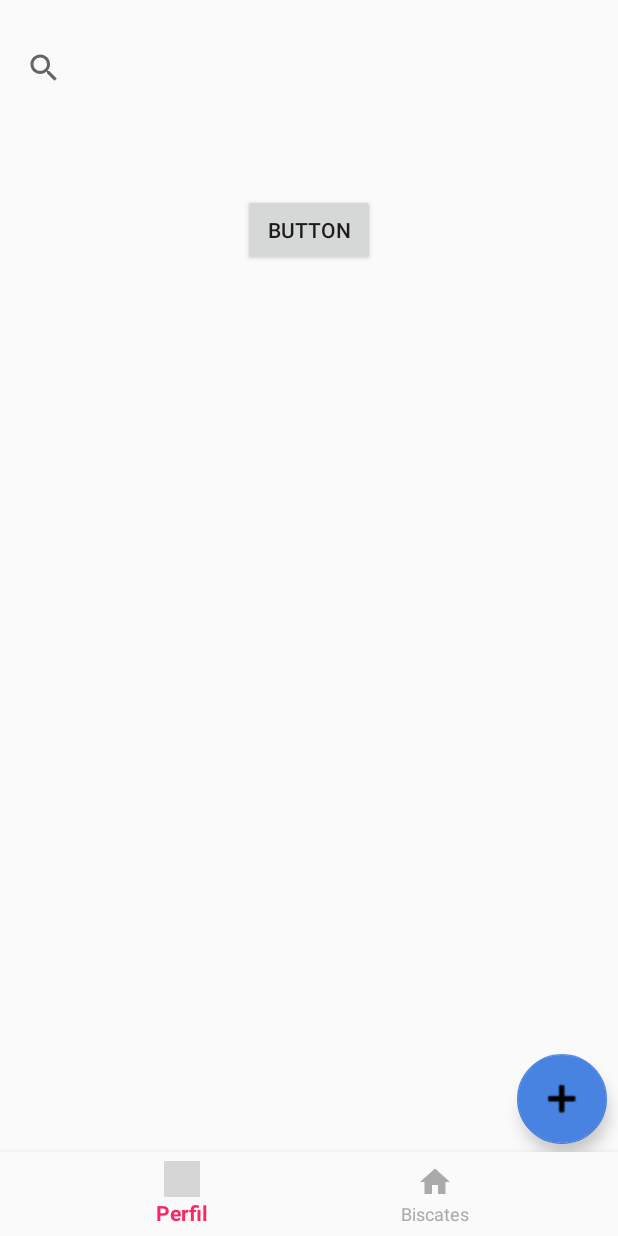
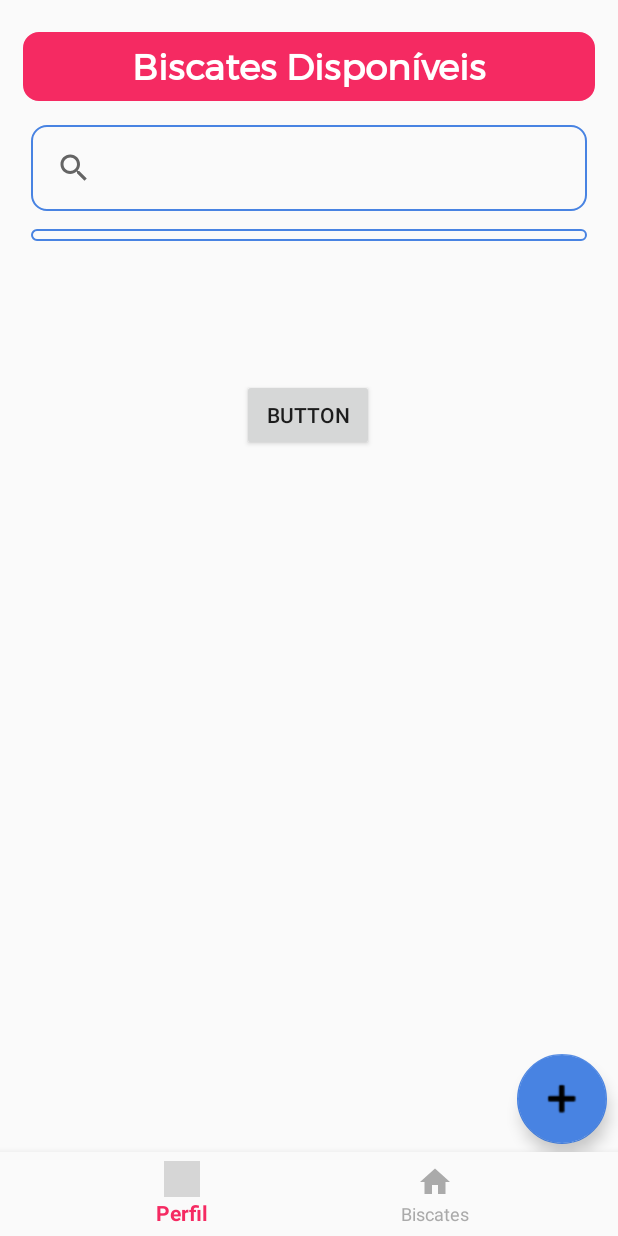
Before and after one commit to Diaj3/Biscates_AndroidApp, an Android app: the screen it shows after launch once a user with an empty profile is signed in (BiscatesActivity), on a phone screen of 412 x 824 dp. Run offline under Robolectric (Android 15) with nearby library versions, the phone set to English and light mode, and no system bars; our stand-ins replace Firebase (no records; nobody signed in at launch, a user with empty details on screens opened directly); Roboto replaces fonts that are not available here; grey boxes are pictures that could not be loaded.

Commit message:
Done4Today

```diff
--- a/app/src/main/res/layout/activity_biscates.xml
+++ b/app/src/main/res/layout/activity_biscates.xml
@@ -22,15 +22,40 @@
                 android:layout_height="wrap_content"
                 android:padding="5dp">
 
+                <TextView
+                    android:id="@+id/BiscatesDisp"
+                    android:layout_width="0dp"
+                    android:layout_height="wrap_content"
+                    android:layout_marginLeft="10dp"
+
+                    android:layout_marginTop="16dp"
+                    android:layout_marginRight="10dp"
+                    android:background="@drawable/border"
+                    android:fontFamily="@font/montserrat"
+                    android:gravity="center|center_vertical"
+                    android:text="Biscates Disponíveis"
+                    android:textColor="#ffffff"
+                    android:textSize="24sp"
+                    android:textStyle="bold"
+                    app:backgroundTint="#FFF52A62"
+                    app:layout_constraintEnd_toEndOf="parent"
+                    app:layout_constraintHorizontal_bias="0.689"
+                    app:layout_constraintStart_toStartOf="parent"
+                    app:layout_constraintTop_toTopOf="parent" />
+
                 <SearchView
                     android:id="@+id/searchView"
                     android:layout_width="0dp"
-                    android:layout_height="match_parent"
+                    android:layout_height="wrap_content"
+                    android:layout_marginLeft="15dp"
                     android:layout_marginTop="16dp"
+                    android:layout_marginRight="15dp"
+                    android:background="@drawable/border"
+                    android:fontFamily="@font/montserrat"
                     app:layout_constraintEnd_toEndOf="parent"
-                    app:layout_constraintHorizontal_bias="0.5"
+                    app:layout_constraintHorizontal_bias="0.444"
                     app:layout_constraintStart_toStartOf="parent"
-                    app:layout_constraintTop_toTopOf="parent">
+                    app:layout_constraintTop_toBottomOf="@+id/BiscatesDisp">
 
                 </SearchView>
 
@@ -38,10 +63,25 @@
                     android:id="@+id/goToButton"
                     android:layout_width="wrap_content"
                     android:layout_height="wrap_content"
-                    android:layout_marginTop="60dp"
+                    android:layout_marginTop="92dp"
                     android:text="Button"
                     app:layout_constraintEnd_toEndOf="parent"
-                    app:layout_constraintHorizontal_bias="0.5"
+                    app:layout_constraintHorizontal_bias="0.498"
+                    app:layout_constraintStart_toStartOf="parent"
+                    app:layout_constraintTop_toBottomOf="@+id/recyclerView" />
+
+                <android.support.v7.widget.RecyclerView
+                    android:id="@+id/recyclerView"
+                    android:layout_width="0dp"
+                    android:layout_height="wrap_content"
+                    android:layout_marginLeft="15dp"
+                    android:layout_marginTop="12dp"
+                    android:layout_marginRight="15dp"
+                    android:background="@drawable/border"
+                    android:fontFamily="@font/montserrat"
+                    android:padding="4dp"
+                    app:layout_constraintEnd_toEndOf="parent"
+                    app:layout_constraintHorizontal_bias="0.487"
                     app:layout_constraintStart_toStartOf="parent"
                     app:layout_constraintTop_toBottomOf="@+id/searchView" />
             </android.support.constraint.ConstraintLayout>
--- a/app/src/main/res/layout/activity_main.xml
+++ b/app/src/main/res/layout/activity_main.xml
@@ -82,6 +82,7 @@
             <ImageView
                 android:id="@+id/imageView"
                 android:layout_width="410dp"
+
                 android:layout_height="320dp"
                 android:layout_marginTop="64dp"
                 app:layout_constraintEnd_toEndOf="parent"
--- a/app/src/main/res/layout/activity_new_biscate.xml
+++ b/app/src/main/res/layout/activity_new_biscate.xml
@@ -34,7 +34,6 @@
                 android:layout_marginLeft="10dp"
                 android:layout_marginTop="16dp"
                 android:layout_marginRight="10dp"
-                android:background="@drawable/border"
                 android:fontFamily="@font/montserrat"
                 android:gravity="center"
                 android:text="Novo Biscate"
@@ -42,6 +41,8 @@
                 android:textSize="25dp"
                 android:textStyle="bold"
                 app:backgroundTint="#F52A62"
+                android:background="@drawable/border"
+
                 app:layout_constraintEnd_toEndOf="parent"
                 app:layout_constraintHorizontal_bias="0.0"
                 app:layout_constraintStart_toStartOf="parent"
```
Also changed, not shown: app/src/main/res/layout/activity_perfil.xml (+16 -14 lines).
